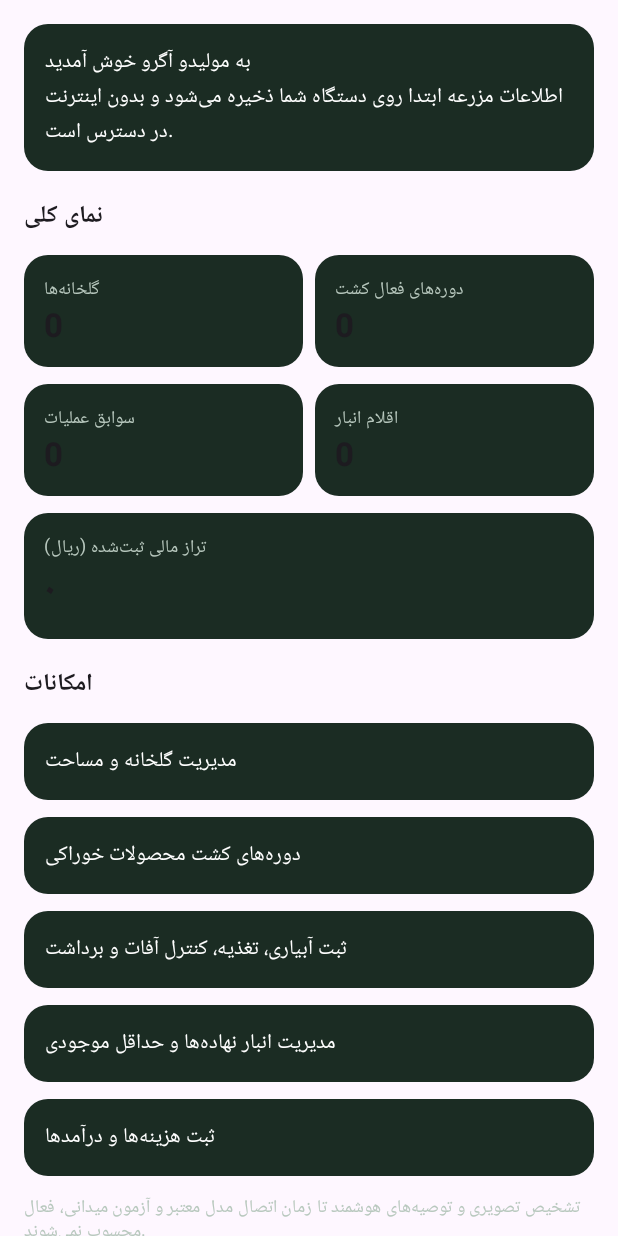
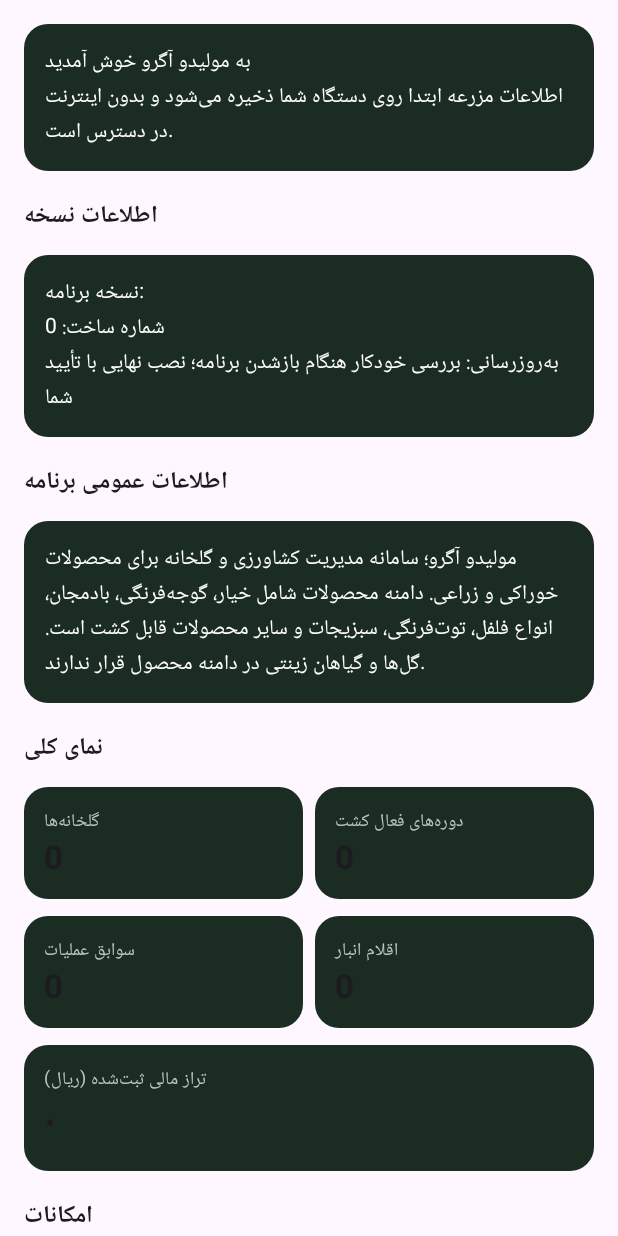
Before and after one commit to hidooch980/Molido-Agro-Ai, an Android app built with Jetpack Compose: the composable HomePage called with empty values, on a phone screen of 412 x 824 dp. Run offline under Robolectric (Android 15) with nearby library versions, the phone set to English and light mode, and no system bars; 1 statement that could not run was skipped.

Commit message:
feat(android): show app version and public product information on home

```diff
--- a/app/src/main/java/com/molido/agroai/MainActivity.kt
+++ b/app/src/main/java/com/molido/agroai/MainActivity.kt
@@ -68,7 +68,7 @@ private fun AgroApp() {
             }
             UpdateCheckerCard()
             when (tab) {
-                Tab.HOME -> HomePage(greenhouses.size, cycles.count { it.status == "ACTIVE" }, activities.size, stock.size, balance)
+                Tab.HOME -> HomePage(greenhouses.size, cycles.count { it.status == "ACTIVE" }, activities.size, stock.size, balance, BuildConfig.VERSION_NAME, BuildConfig.VERSION_CODE)
                 Tab.GREENHOUSE -> GreenhousePage(greenhouses, onSave = { n, a, l ->
                     scope.launch { try { db.greenhouseDao().insert(GreenhouseEntity(UUID.randomUUID().toString(), n.trim(), a, l.trim())); notice = "گلخانه ثبت شد." } catch (_: Exception) { notice = "ثبت ناموفق؛ نام گلخانه باید یکتا باشد." } }
                 })
@@ -119,9 +119,13 @@ private fun Metric(title: String, value: String, modifier: Modifier = Modifier)
 }
 
 @Composable
-private fun HomePage(g: Int, c: Int, a: Int, s: Int, balance: Double) {
+private fun HomePage(g: Int, c: Int, a: Int, s: Int, balance: Double, versionName: String, versionCode: Int) {
     Page {
         PanelCard("به مولیدو آگرو خوش آمدید\nاطلاعات مزرعه ابتدا روی دستگاه شما ذخیره می‌شود و بدون اینترنت در دسترس است.")
+        Heading("اطلاعات نسخه")
+        PanelCard("نسخه برنامه: $versionName\nشماره ساخت: $versionCode\nبه‌روزرسانی: بررسی خودکار هنگام بازشدن برنامه؛ نصب نهایی با تأیید شما")
+        Heading("اطلاعات عمومی برنامه")
+        PanelCard("مولیدو آگرو؛ سامانه مدیریت کشاورزی و گلخانه برای محصولات خوراکی و زراعی. دامنه محصولات شامل خیار، گوجه‌فرنگی، بادمجان، انواع فلفل، توت‌فرنگی، سبزیجات و سایر محصولات قابل کشت است. گل‌ها و گیاهان زینتی در دامنه محصول قرار ندارند.")
         Heading("نمای کلی")
         Row(horizontalArrangement = Arrangement.spacedBy(8.dp)) { Metric("گلخانه‌ها", g.toString(), Modifier.weight(1f)); Metric("دوره‌های فعال کشت", c.toString(), Modifier.weight(1f)) }
         Row(horizontalArrangement = Arrangement.spacedBy(8.dp)) { Metric("سوابق عملیات", a.toString(), Modifier.weight(1f)); Metric("اقلام انبار", s.toString(), Modifier.weight(1f)) }
```
